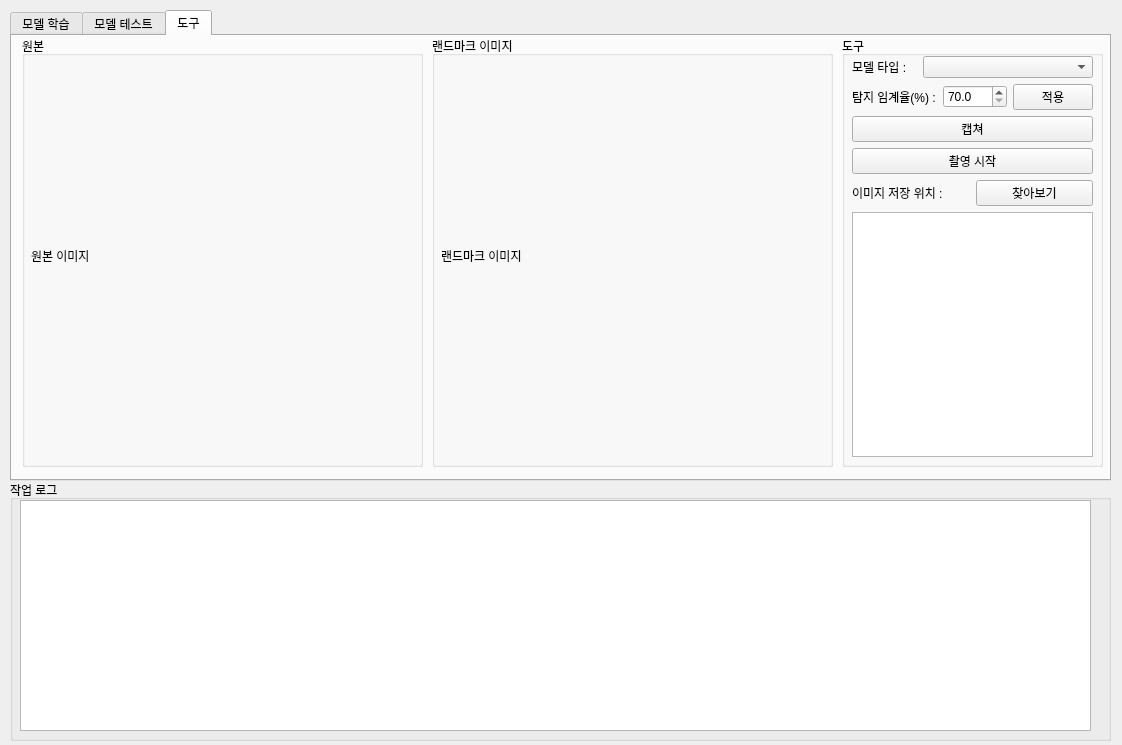
This is resource/main_form.ui in boa9448/PyAutoMakerHuman as Qt 5 draws it before an edit. The edited form follows.
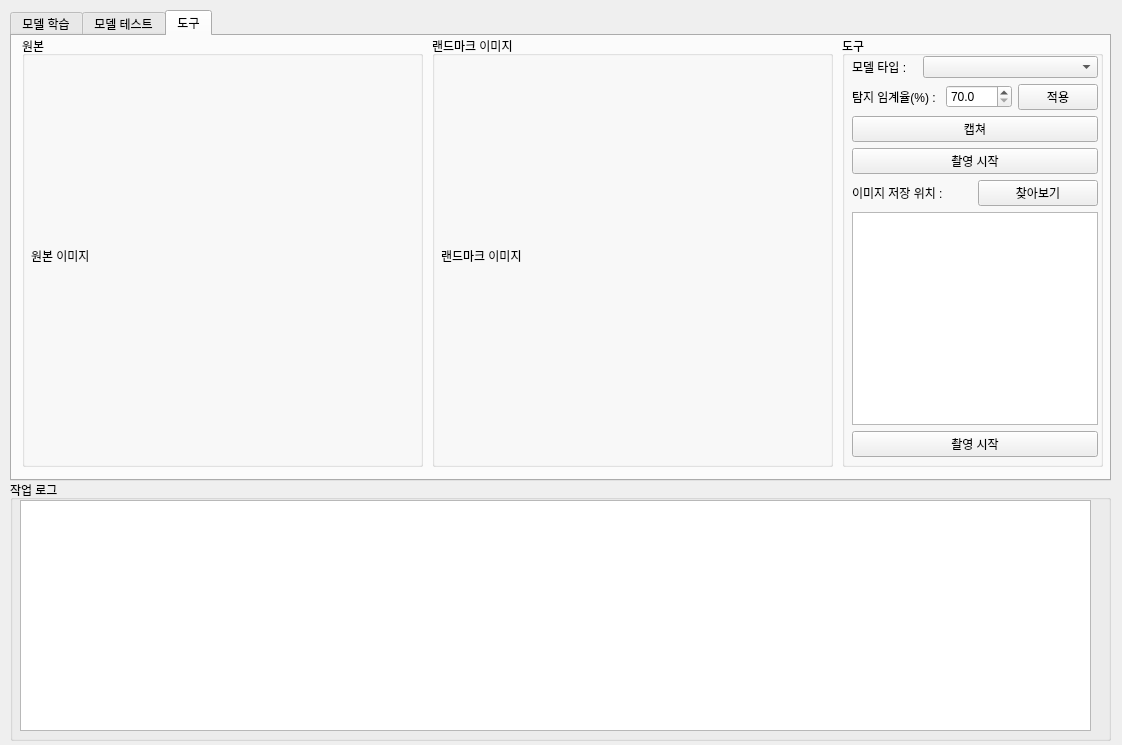
This is the edited form. The open tabs and pages were chosen to show the change.

Commit message: UI의 일관성 없는 레이아웃 수정

The edit to the form file:
```diff
--- a/resource/main_form.ui
+++ b/resource/main_form.ui
@@ -562,14 +562,12 @@
        <rect>
         <x>10</x>
         <y>20</y>
-        <width>241</width>
+        <width>246</width>
         <height>401</height>
        </rect>
       </property>
       <layout class="QVBoxLayout" name="verticalLayout_14">
        <item>
-        <layout class="QVBoxLayout" name="verticalLayout_15">
-         <item>
           <layout class="QHBoxLayout" name="horizontalLayout_8">
            <item>
             <widget class="QLabel" name="label_7">
@@ -650,8 +648,6 @@
            </property>
           </widget>
          </item>
-        </layout>
-       </item>
        <item>
         <layout class="QHBoxLayout" name="horizontalLayout_9">
          <item>
@@ -671,11 +667,14 @@
         </layout>
        </item>
        <item>
-        <layout class="QVBoxLayout" name="verticalLayout_16">
-         <item>
           <widget class="QListWidget" name="tools_image_list"/>
          </item>
-        </layout>
+       <item>
+        <widget class="QPushButton" name="tools_img_remove_button">
+         <property name="text">
+          <string>촬영 시작</string>
+         </property>
+        </widget>
        </item>
       </layout>
      </widget>
```
Left out of the diff: 24 changed lines with no effect on the pictures. Lines whose indentation alone changed are shown as unchanged. The commit also changes 1 other file.
